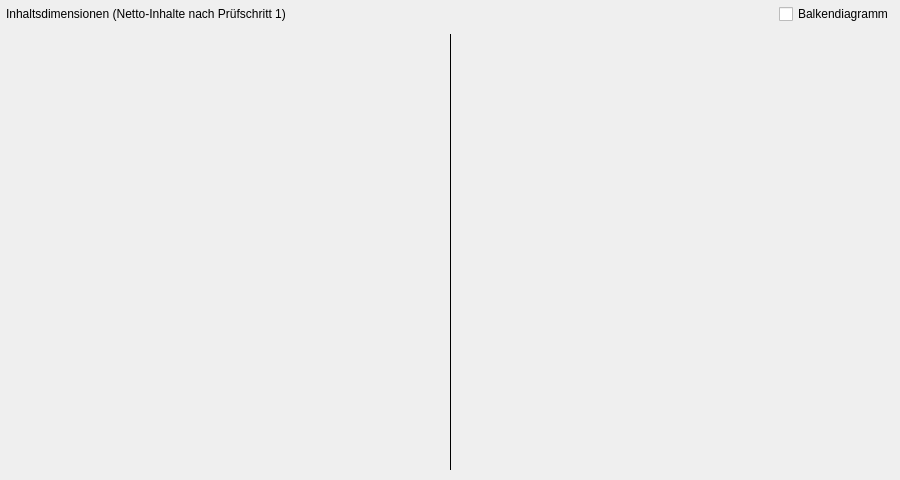
Before: the Qt Designer form Structure/GUI/Section_Mod_Statistics_Content.ui in Looking4Git/Starfield_LOH, drawn with Qt 5.
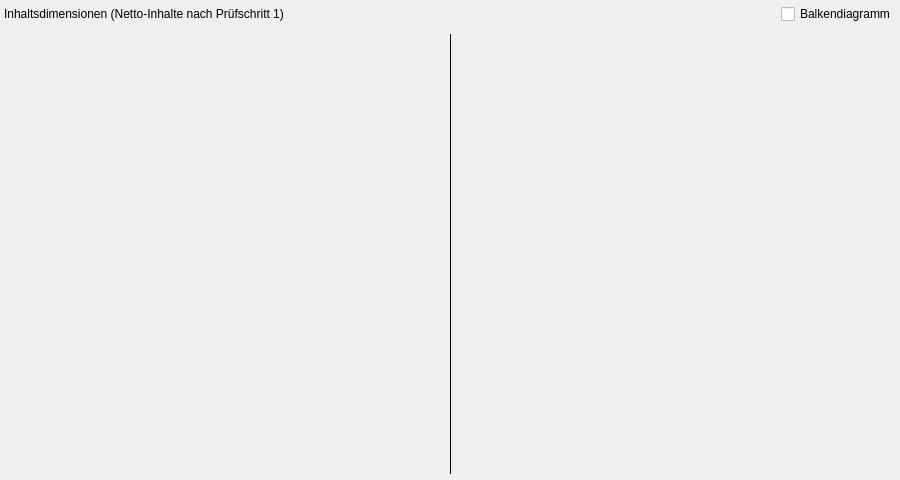
After: the same form once the commit is applied.

Commit message: feat(ui): Finalisierung Inhaltsdiagramme, Typografie- und Rahmungsharmonisierung

Patch:
```diff
--- a/Structure/GUI/Section_Mod_Statistics_Content.ui
+++ b/Structure/GUI/Section_Mod_Statistics_Content.ui
@@ -21,16 +21,16 @@
     <number>6</number>
    </property>
    <property name="leftMargin">
-    <number>6</number>
+    <number>4</number>
    </property>
    <property name="topMargin">
     <number>4</number>
    </property>
    <property name="rightMargin">
-    <number>6</number>
+    <number>4</number>
    </property>
    <property name="bottomMargin">
-    <number>8</number>
+    <number>4</number>
    </property>
    <item>
     <layout class="QHBoxLayout" name="header_layout">
@@ -78,13 +78,13 @@
          <number>4</number>
         </property>
         <property name="leftMargin">
-         <number>2</number>
+         <number>0</number>
         </property>
         <property name="topMargin">
          <number>0</number>
         </property>
         <property name="rightMargin">
-         <number>2</number>
+         <number>0</number>
         </property>
         <property name="bottomMargin">
          <number>0</number>
@@ -115,13 +115,13 @@
          <number>4</number>
         </property>
         <property name="leftMargin">
-         <number>2</number>
+         <number>0</number>
         </property>
         <property name="topMargin">
          <number>0</number>
         </property>
         <property name="rightMargin">
-         <number>2</number>
+         <number>0</number>
         </property>
         <property name="bottomMargin">
          <number>0</number>
```
The commit also changes 5 other files.
